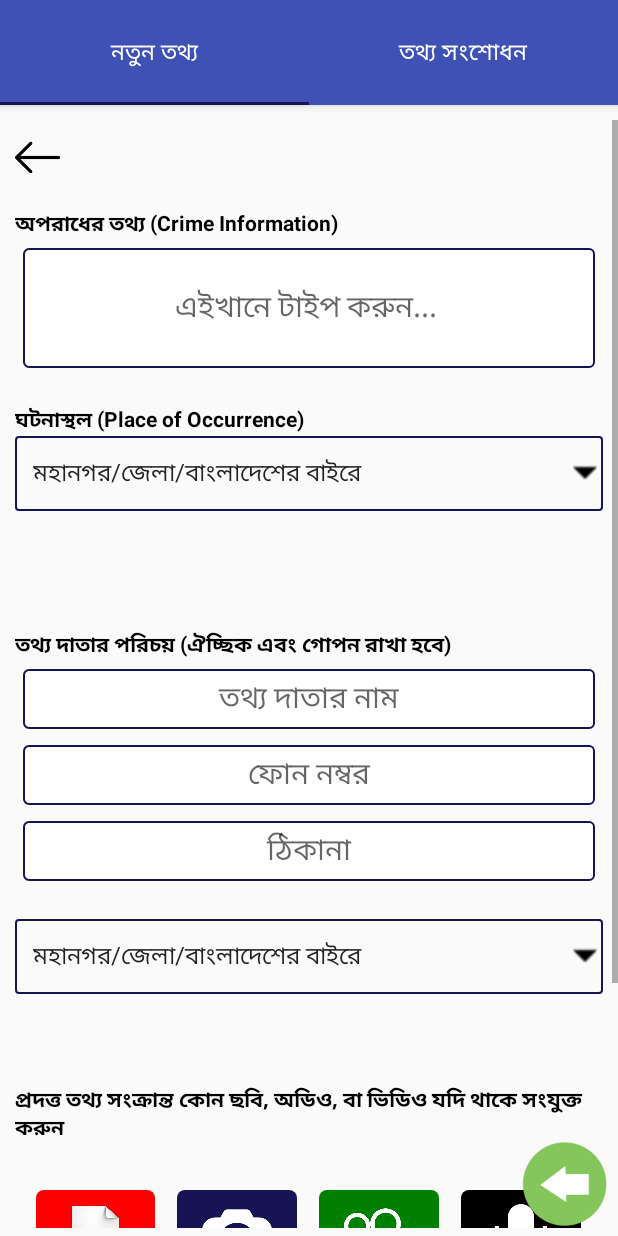
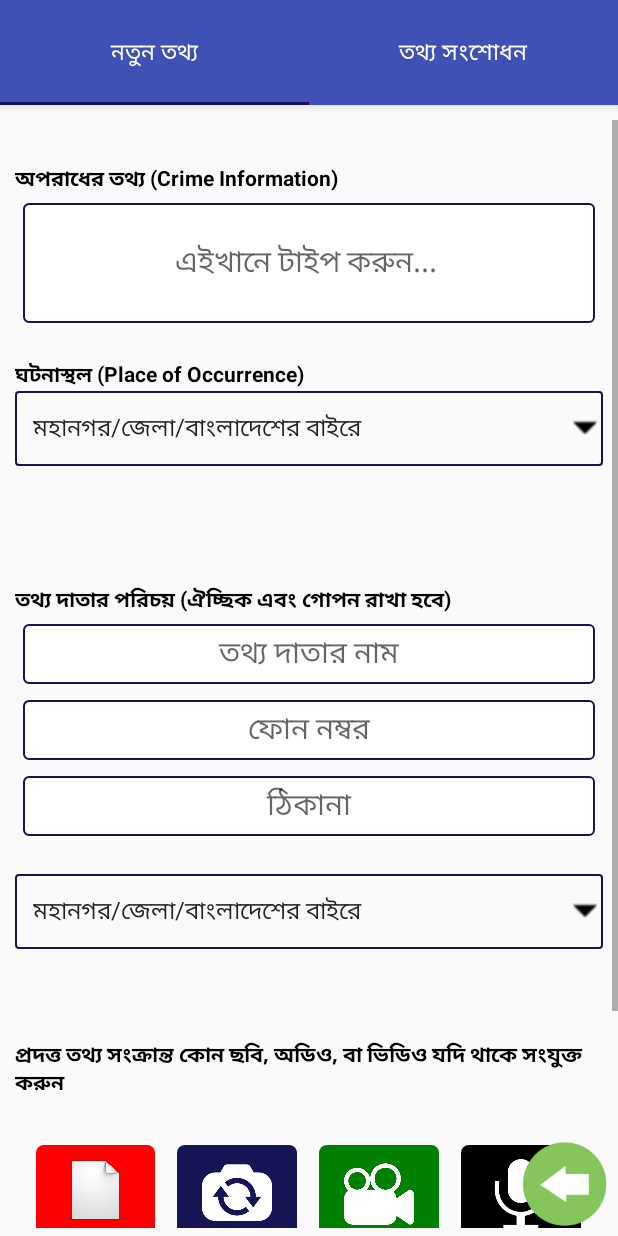
Before and after one commit to IbrarTanim/Hello_ATU, an Android app: the AddInfoFragment screen opened directly, with no data from a screen before it, on a phone screen of 412 x 824 dp. Run offline under Robolectric (Android 15) with nearby library versions, the phone set to English and light mode, and no system bars; libraries missing offline, so code that uses them is left out: com.nbsp.materialfilepicker, com.nostra13.universalimageloader, com.theartofdev.edmodo, de.greenrobot.dao; 9 statements that could not run were skipped.

Commit message:
minor changes

```diff
--- a/app/src/main/java/com/dtec/helloatu/fragment/AddInfoFragment.java
+++ b/app/src/main/java/com/dtec/helloatu/fragment/AddInfoFragment.java
@@ -69,7 +69,7 @@ public class AddInfoFragment extends Fragment implements View.OnClickListener, A
     public Spinner spDistrict;
     public Spinner spDistrictInformer;
 
-    ImageButton ibtnBack;
+   // ImageButton ibtnBack;
     public int positionForm;
     Button btnSubmit, btnCancel;
     TextView tvDocument, tvVideo, tvAudio;
@@ -150,7 +150,7 @@ public class AddInfoFragment extends Fragment implements View.OnClickListener, A
         spThana = (Spinner) view.findViewById(R.id.spThana);
         spOccurrenceInformer = (Spinner) view.findViewById(R.id.spOccurrenceInformer);
         spOccurrence = (Spinner) view.findViewById(R.id.spOccurrence);
-        ibtnBack = (ImageButton) view.findViewById(R.id.ibtnBack);
+       // ibtnBack = (ImageButton) view.findViewById(R.id.ibtnBack);
 
         tvDocument = view.findViewById(R.id.tvDocument);
         tvVideo = view.findViewById(R.id.tvVideo);
@@ -522,7 +522,7 @@ public class AddInfoFragment extends Fragment implements View.OnClickListener, A
                     crime.setDistrictInformer(spDistrictInformer.getSelectedItemPosition());
                     imageProcessing.setImageWith_loader(ivCamera, imgPath);
                     databaseManager.insertCrime(crime);
-                    //backToPrevious();
+                    backToPrevious();
                     Toast.makeText(activity, "Form filled up Successfully", Toast.LENGTH_SHORT).show();
                 } else {
                     Toast.makeText(activity, getResources().getString(R.string.inform_terrorism), Toast.LENGTH_SHORT).show();
@@ -530,7 +530,7 @@ public class AddInfoFragment extends Fragment implements View.OnClickListener, A
 
                 break;
             case R.id.btnCancel:
-                //backToPrevious();
+                backToPrevious();
                 break;
 
         }
@@ -733,4 +733,11 @@ public class AddInfoFragment extends Fragment implements View.OnClickListener, A
 
 
 
+    public void backToPrevious() {
+        Intent intent = new Intent(activity, MainActivity.class);
+        //intent.putExtra("positionForm", positionForm);
+        startActivity(intent);
+        activity.finish();
+    }
+
 }
--- a/app/src/main/res/layout/fragment_add_info.xml
+++ b/app/src/main/res/layout/fragment_add_info.xml
@@ -12,14 +12,14 @@
         android:layout_margin="@dimen/ten"
         android:orientation="vertical">
 
-        <ImageButton
+     <!--   <ImageButton
             android:id="@+id/ibtnBack"
             android:layout_width="@dimen/thirty"
             android:layout_height="@dimen/thirty"
             android:layout_weight="1"
             android:background="@color/transparent"
             android:scaleType="fitCenter"
-            android:src="@drawable/ic_back_form" />
+            android:src="@drawable/ic_back_form" />-->
 
         <TextView
             android:layout_width="match_parent"
```
